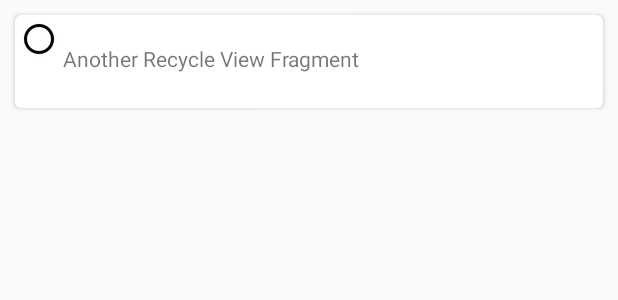
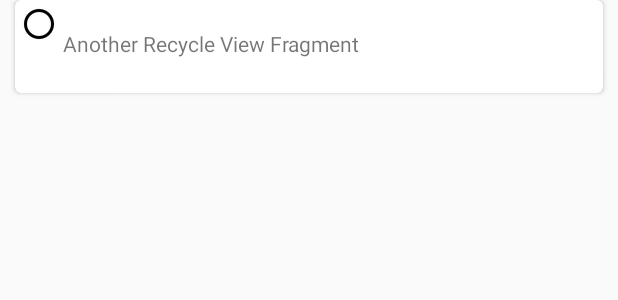
Before and after one commit to akbarhakim29/FragmentExample, an Android app: the layout card_item.xml on its own in the app's theme, with its tools: preview values and no code run, on a phone screen of 412 x 824 dp. Shown: the top 300 px of the screen. Run offline under Robolectric (Android 15) with nearby library versions, the phone set to English and light mode, and no system bars.

Commit message:
+revision error

```diff
--- a/fragmentrecycleview/src/main/java/com/bymankind/fragmentrecycleview/BlankFragment.java
+++ b/fragmentrecycleview/src/main/java/com/bymankind/fragmentrecycleview/BlankFragment.java
@@ -1,8 +1,7 @@
 package com.bymankind.fragmentrecycleview;
 
-import android.app.Fragment;
+import android.support.v4.app.Fragment;
 import android.os.Bundle;
-import android.support.annotation.Nullable;
 import android.support.v7.widget.LinearLayoutManager;
 import android.support.v7.widget.RecyclerView;
 import android.view.LayoutInflater;
--- a/fragmentrecycleview/src/main/res/layout/activity_main.xml
+++ b/fragmentrecycleview/src/main/res/layout/activity_main.xml
@@ -2,8 +2,10 @@
 <RelativeLayout
     xmlns:android="http://schemas.android.com/apk/res/android"
     xmlns:app="http://schemas.android.com/apk/res-auto"
-    xmlns:tools="http://schemas.android.com/tools" android:layout_width="match_parent"
+    xmlns:tools="http://schemas.android.com/tools"
+    android:layout_width="match_parent"
     android:layout_height="match_parent"
+    android:id="@+id/main_layout"
     tools:context="com.bymankind.fragmentrecycleview.MainActivity">
 
     <android.support.v7.widget.Toolbar
--- a/fragmentrecycleview/src/main/res/layout/card_item.xml
+++ b/fragmentrecycleview/src/main/res/layout/card_item.xml
@@ -1,18 +1,21 @@
 <?xml version="1.0" encoding="utf-8"?>
 <RelativeLayout
     xmlns:android="http://schemas.android.com/apk/res/android"
-    xmlns:card_view="http://schemas.android.com/apk/res-auto"
-    android:orientation="vertical"
+
     android:layout_width="match_parent"
-    android:layout_height="match_parent">
+    android:layout_height="68dp">
 
     <android.support.v7.widget.CardView
         android:id="@+id/card_view"
         android:layout_width="match_parent"
+        xmlns:card_view="http://schemas.android.com/apk/res-auto"
         android:layout_height="62dp"
-        android:layout_margin="10dp"
         card_view:cardCornerRadius="4dp"
-        android:elevation="14dp">
+        android:elevation="14dp"
+        android:layout_marginLeft="10dp"
+        android:layout_marginRight="10dp"
+        android:layout_alignParentTop="true"
+        android:layout_centerHorizontal="true">
 
         <RelativeLayout
             android:layout_width="match_parent"
@@ -40,8 +43,6 @@
                 android:layout_toRightOf="@+id/iv_image"
                 android:layout_toEndOf="@+id/iv_image"/>
         </RelativeLayout>
-
-
     </android.support.v7.widget.CardView>
 
 </RelativeLayout>
--- a/fragmentrecycleview/src/main/res/layout/custom_tab.xml
+++ b/fragmentrecycleview/src/main/res/layout/custom_tab.xml
@@ -1,6 +1,7 @@
 <?xml version="1.0" encoding="utf-8"?>
 <LinearLayout xmlns:android="http://schemas.android.com/apk/res/android"
-    android:orientation="vertical" android:layout_width="match_parent"
+    android:orientation="vertical"
+    android:layout_width="match_parent"
     android:layout_height="match_parent">
 
 
--- a/fragmentrecycleview/src/main/res/layout/fragment_blank.xml
+++ b/fragmentrecycleview/src/main/res/layout/fragment_blank.xml
@@ -1,6 +1,6 @@
 <?xml version="1.0" encoding="utf-8"?>
 <RelativeLayout xmlns:android="http://schemas.android.com/apk/res/android"
-    android:orientation="vertical" android:layout_width="match_parent"
+    android:layout_width="match_parent"
     android:layout_height="match_parent">
 
     <android.support.v7.widget.RecyclerView
```
Also changed, not shown: fragmentrecycleview/src/main/java/com/bymankind/fragmentrecycleview/MainActivity.java (+10 -7 lines).
